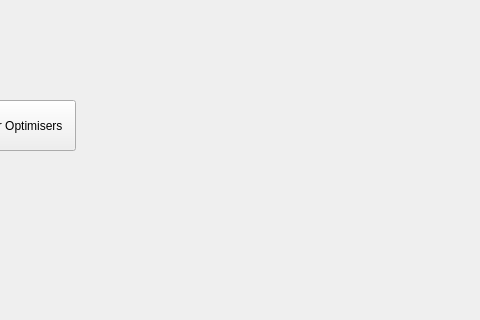
First picture: the form in main_menu.ui, repository MaxGiuP/General_Function_Minimiser, before the edit; both pictures show x 95 to 575 and y 0 to 320 of the 800 by 600 pixel window.
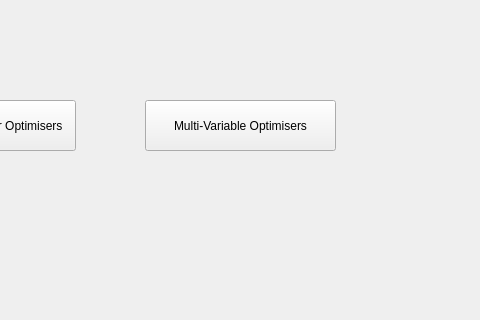
Second picture: the form after the edit.

Patch:
```diff
--- a/main_menu.ui
+++ b/main_menu.ui
@@ -27,6 +27,19 @@
      <string>Linear Optimisers</string>
     </property>
    </widget>
+   <widget class="QPushButton" name="btnMulti">
+    <property name="geometry">
+     <rect>
+      <x>240</x>
+      <y>100</y>
+      <width>191</width>
+      <height>51</height>
+     </rect>
+    </property>
+    <property name="text">
+     <string>Multi-Variable Optimisers</string>
+    </property>
+   </widget>
   </widget>
   <widget class="QMenuBar" name="menubar">
    <property name="geometry">
```
